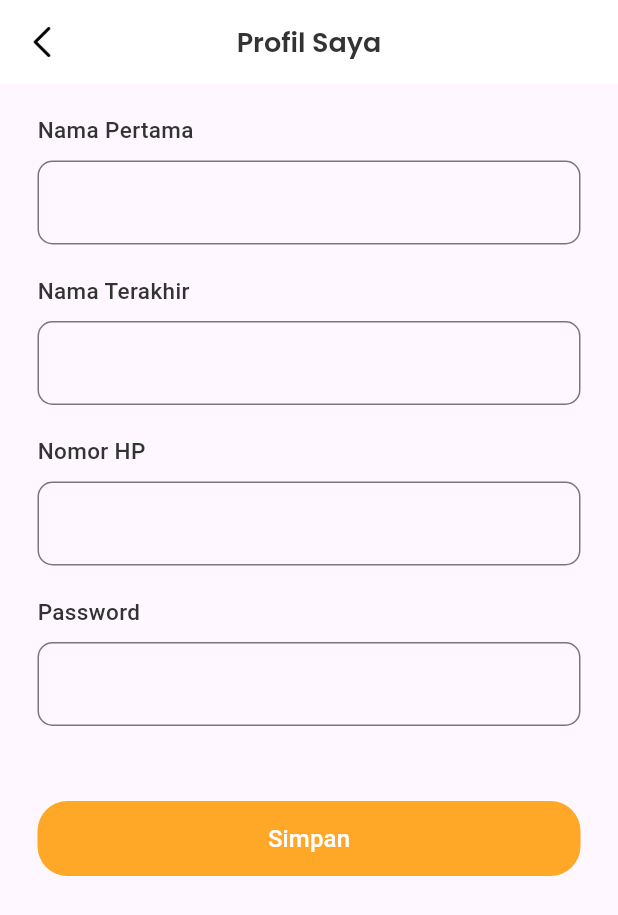
After one commit to daudsutanssyah/grocer_app, a Flutter app: the screen it shows after launch, on a phone screen of 412 x 824 dp. The commit adds this screen. Shown: the top 915 px of the screen. Run offline on Flutter 3.47's test engine with Material 3 defaults, Android fonts, the phone set to English and light mode, and no system bars; our stand-ins replace google_fonts.

Commit message:
menambahkan profil saya

```diff
--- a/lib/main.dart
+++ b/lib/main.dart
@@ -1,5 +1,4 @@
-import 'package:egrocer_app/pages/beranda_page.dart';
-import 'package:egrocer_app/pages/profil_page.dart';
+import 'package:egrocer_app/pages/profil_saya.dart';
 import 'package:flutter/material.dart';
 
 void main() {
@@ -34,7 +33,7 @@ class MyApp extends StatelessWidget {
         colorScheme: ColorScheme.fromSeed(seedColor: Colors.deepPurple),
         useMaterial3: true,
       ),
-      home: ProfilPage(),
+      home: ProfilSaya(),
     );
   }
 }
--- a/lib/pages/profil_page.dart
+++ b/lib/pages/profil_page.dart
@@ -1,3 +1,4 @@
+import 'package:egrocer_app/pages/profil_saya.dart';
 import 'package:egrocer_app/themes/themes.dart';
 import 'package:flutter/material.dart';
 
@@ -53,10 +54,10 @@ class ProfilPage extends StatelessWidget {
               ),
             ],
           ),
-          SizedBox(height: 40),
+          const SizedBox(height: 40),
           Padding(
             padding: const EdgeInsets.symmetric(horizontal: 20),
-            child: Container(
+            child: SizedBox(
               width: double.infinity,
               height: 80,
               child: Card(
@@ -64,19 +65,20 @@ class ProfilPage extends StatelessWidget {
                 child: Center(
                   child: ListTile(
                     leading: Icon(Icons.person_4_outlined , size: 35, color: primaryColor,),
-                    title: Text("Akun Saya", style: TextStyle(color: primaryColor , fontSize: 16),),
+                    title: Text("Profil Saya", style: TextStyle(color: primaryColor , fontSize: 16),),
                     trailing: Icon(Icons.arrow_forward_ios , color: primaryColor,),
                     onTap: () {
+                      Navigator.push(context, MaterialPageRoute(builder: (context) => ProfilSaya()));
                     },
                   ),
                 ),
               ),
             ),
           ),
-          SizedBox(height: 5,),
+          const SizedBox(height: 5,),
           Padding(
             padding: const EdgeInsets.symmetric(horizontal: 20),
-            child: Container(
+            child: SizedBox(
               width: double.infinity,
               height: 80,
               child: Card(
@@ -93,10 +95,10 @@ class ProfilPage extends StatelessWidget {
               ),
             ),
           ),
-          SizedBox(height: 5,),
+          const SizedBox(height: 5,),
           Padding(
             padding: const EdgeInsets.symmetric(horizontal: 20),
-            child: Container(
+            child: SizedBox(
               width: double.infinity,
               height: 80,
               child: Card(
@@ -113,10 +115,10 @@ class ProfilPage extends StatelessWidget {
               ),
             ),
           ),
-          SizedBox(height: 5,),
+          const SizedBox(height: 5,),
           Padding(
             padding: const EdgeInsets.symmetric(horizontal: 20),
-            child: Container(
+            child: SizedBox(
               width: double.infinity,
               height: 80,
               child: Card(
@@ -138,7 +140,6 @@ class ProfilPage extends StatelessWidget {
     ),
   ),
 ),
-
     );
   }
 }
--- /dev/null
+++ b/lib/pages/profil_saya.dart
@@ -0,0 +1,137 @@
+import 'package:egrocer_app/pages/profil_page.dart';
+import 'package:egrocer_app/themes/themes.dart';
+import 'package:flutter/material.dart';
+
+class ProfilSaya extends StatelessWidget {
+  const ProfilSaya({super.key});
+
+  @override
+  Widget build(BuildContext context) {
+    return Scaffold(
+      appBar: AppBar(
+        elevation: 0,
+        backgroundColor: whiteColor,
+        title: Text(
+          "Profil Saya",
+          style: blackTextStyle,
+        ),
+        centerTitle: true,
+        leading: IconButton(
+            onPressed: () {
+              Navigator.push(context, MaterialPageRoute(builder: (context) => ProfilPage()));
+            },
+            icon: Image.asset(
+              "assets/ic-back.png",
+              width: 20,
+              height: 20,
+            )),
+      ),
+      body: Padding(
+        padding: const EdgeInsets.only(top: 20, left: 25, right: 25),
+        child: SingleChildScrollView(
+          child: Column(
+            crossAxisAlignment: CrossAxisAlignment.start,
+            children: [
+              Text(
+                "Nama Pertama",
+                style: TextStyle(
+                    color: blackColor,
+                    fontSize: 15,
+                    fontWeight: FontWeight.w500),
+              ),
+              const SizedBox(
+                height: 10,
+              ),
+              TextFormField(
+                decoration: InputDecoration(
+                  border: OutlineInputBorder(
+                      borderRadius: BorderRadius.circular(10)),
+                ),
+              ),
+              const SizedBox(
+                height: 20,
+              ),
+              Text(
+                "Nama Terakhir",
+                style: TextStyle(
+                    color: blackColor,
+                    fontSize: 15,
+                    fontWeight: FontWeight.w500),
+              ),
+              const SizedBox(
+                height: 10,
+              ),
+              TextFormField(
+                decoration: InputDecoration(
+                  border: OutlineInputBorder(
+                      borderRadius: BorderRadius.circular(10)),
+                ),
+              ),
+              const SizedBox(
+                height: 20,
+              ),
+              Text(
+                "Nomor HP",
+                style: TextStyle(
+                    color: blackColor,
+                    fontSize: 15,
+                    fontWeight: FontWeight.w500),
+              ),
+              const SizedBox(
+                height: 10,
+              ),
+              TextFormField(
+                decoration: InputDecoration(
+                  border: OutlineInputBorder(
+                      borderRadius: BorderRadius.circular(10)),
+                ),
+              ),
+              const SizedBox(
+                height: 20,
+              ),
+              Text(
+                "Password",
+                style: TextStyle(
+                    color: blackColor,
+                    fontSize: 15,
+                    fontWeight: FontWeight.w500),
+              ),
+              const SizedBox(
+                height: 10,
+              ),
+              TextFormField(
+                decoration: InputDecoration(
+                  border: OutlineInputBorder(
+                      borderRadius: BorderRadius.circular(10)),
+                ),
+              ),
+              const SizedBox(
+                height: 50,
+              ),
+              Container(
+                width: double.infinity,
+                height: 50,
+                child: TextButton(
+                  style: TextButton.styleFrom(
+                    backgroundColor: primaryColor,
+                    shape: RoundedRectangleBorder(
+                      borderRadius: BorderRadius.circular(20),
+                    ),
+                  ),
+                  onPressed: () {},
+                  child: Text(
+                    "Simpan",
+                    style: TextStyle(
+                      fontSize: 16,
+                      color: whiteColor,
+                    ),
+                  ),
+                ),
+              ),
+            ],
+          ),
+        ),
+      ),
+    );
+  }
+}
```
